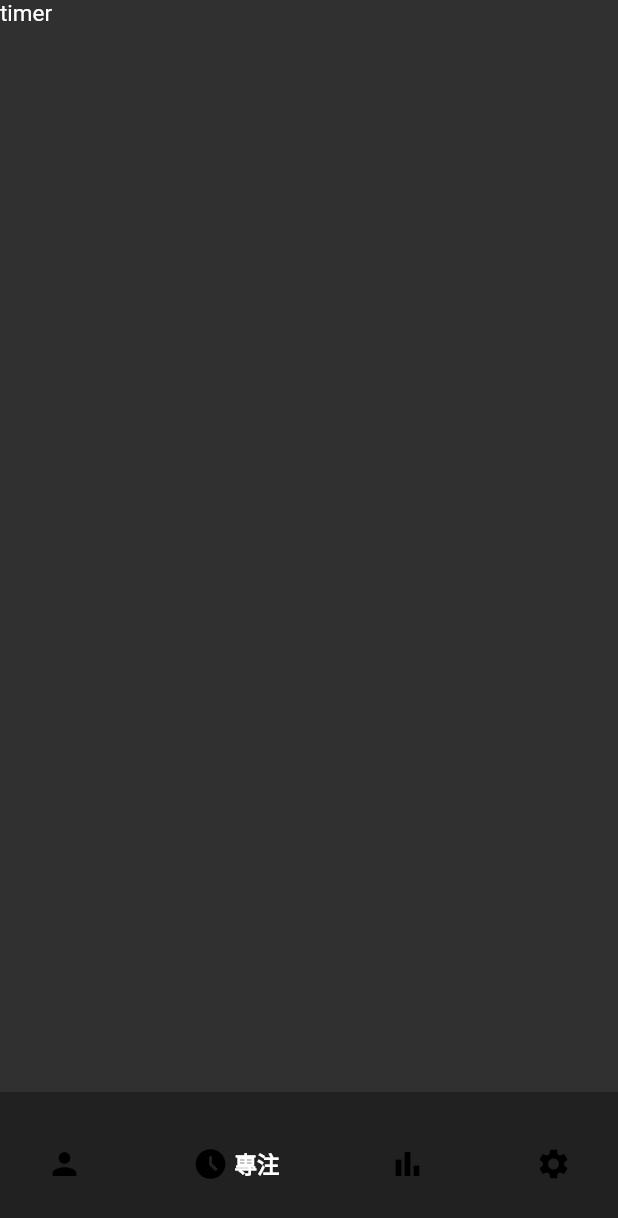
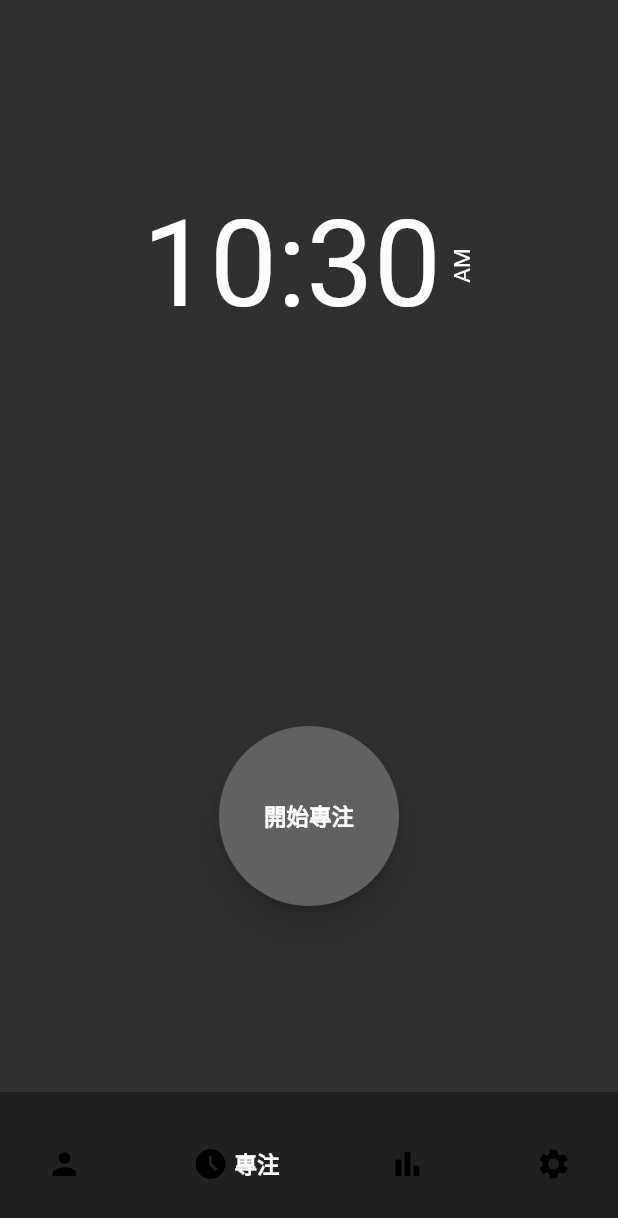
Before and after one commit to Chenyuting0916/Level, a Flutter app: the screen it shows after launch, on a phone screen of 412 x 824 dp. Shown: the top 1218 px of the screen. Run offline on Flutter 3.47's test engine with Material 2 defaults, Android fonts, the phone set to English and light mode, and no system bars; drawn by our look-alikes of avatar_glow, google_nav_bar; our stand-ins replace localization.

Commit message:
add timer page

```diff
--- /dev/null
+++ b/lib/components/animated_button.dart
@@ -0,0 +1,42 @@
+import 'package:avatar_glow/avatar_glow.dart';
+import 'package:flutter/material.dart';
+import 'package:localization/localization.dart';
+
+class AnimatedButton extends StatefulWidget {
+  const AnimatedButton({super.key});
+
+  @override
+  State<AnimatedButton> createState() => _AnimatedButtonState();
+}
+
+class _AnimatedButtonState extends State<AnimatedButton> {
+  @override
+  Widget build(BuildContext context) {
+    return Center(
+        child: Column(
+      children: [
+        const SizedBox(
+          height: 200,
+        ),
+        AvatarGlow(
+          glowColor: Theme.of(context).colorScheme.tertiary,
+          endRadius: 120.0,
+          child: Material(
+            elevation: 8.0,
+            shape: const CircleBorder(),
+            child: CircleAvatar(
+              backgroundColor: Theme.of(context).colorScheme.secondary,
+              radius: 60.0,
+              child: Text(
+                "StartFocus".i18n(),
+                style: TextStyle(color: Theme.of(context).colorScheme.tertiary,
+                fontWeight: FontWeight.bold,
+                fontSize: 15),
+              ),
+            ),
+          ),
+        ),
+      ],
+    ));
+  }
+}
--- /dev/null
+++ b/lib/components/count_time.dart
@@ -0,0 +1,10 @@
+import 'package:flutter/material.dart';
+
+class CountTime extends StatelessWidget {
+  const CountTime({super.key});
+
+  @override
+  Widget build(BuildContext context) {
+    return const Placeholder();
+  }
+}
--- /dev/null
+++ b/lib/components/current_time.dart
@@ -0,0 +1,44 @@
+import 'dart:async';
+
+import 'package:flutter/material.dart';
+
+class CurrentTime extends StatefulWidget {
+  const CurrentTime({super.key});
+
+  @override
+  State<CurrentTime> createState() => _CurrentTimeState();
+}
+
+class _CurrentTimeState extends State<CurrentTime> {
+  TimeOfDay _timeOfDay = TimeOfDay.now();
+  @override
+  void initState() {
+    super.initState();
+    Timer.periodic(const Duration(seconds: 1), (timer) {
+      if (_timeOfDay.minute != TimeOfDay.now().minute) {
+        if (!mounted) return;
+        setState(() {
+          _timeOfDay = TimeOfDay.now();
+        });
+      }
+    });
+  }
+
+  @override
+  Widget build(BuildContext context) {
+    String period = _timeOfDay.period == DayPeriod.am ? "AM" : "PM";
+    return Row(
+      mainAxisAlignment: MainAxisAlignment.center,
+      children: [
+        Text("${_timeOfDay.hour}:${getMinutes()}",
+            style: const TextStyle(fontSize: 80)),
+        const SizedBox(width: 5),
+        RotatedBox(quarterTurns: 3, child: Text(period)),
+      ],
+    );
+  }
+
+  String getMinutes() => _timeOfDay.minute >= 10
+      ? "${_timeOfDay.minute}"
+      : "0${_timeOfDay.minute}";
+}
--- a/lib/i18n/en_US.json
+++ b/lib/i18n/en_US.json
@@ -3,7 +3,8 @@
     "Focus": "Focus",
     "Rank": "Rank",
     "Settings": "Settings",
-    "LightTheme":"Light Theme",
-    "ChangeLightThemeDescription":"Change to Light Theme",
-    "ChangeLanguage":"Change Language"
+    "LightTheme": "Light Theme",
+    "ChangeLightThemeDescription": "Change to Light Theme",
+    "ChangeLanguage": "Change Language",
+    "StartFocus": "Start Focus"
 }
--- a/lib/i18n/ja_JA.json
+++ b/lib/i18n/ja_JA.json
@@ -3,7 +3,8 @@
     "Focus": "集中",
     "Rank": "ランク",
     "Settings": "設定",
-    "LightTheme":"ライトテーマ",
-    "ChangeLightThemeDescription":"ライトテーマに変換する",
-    "ChangeLanguage":"他の言語に変更する"
+    "LightTheme": "ライトテーマ",
+    "ChangeLightThemeDescription": "ライトテーマに変換する",
+    "ChangeLanguage": "他の言語に変更する",
+    "StartFocus": "集中する"
 }
--- a/lib/i18n/zh_TW.json
+++ b/lib/i18n/zh_TW.json
@@ -3,7 +3,8 @@
     "Focus": "專注",
     "Rank": "排行榜",
     "Settings": "設定",
-    "LightTheme":"明亮主題",
-    "ChangeLightThemeDescription":"切換成明亮主題",
-    "ChangeLanguage":"更換語言"
+    "LightTheme": "明亮主題",
+    "ChangeLightThemeDescription": "切換成明亮主題",
+    "ChangeLanguage": "更換語言",
+    "StartFocus": "開始專注"
 }
--- a/lib/pages/home_page.dart
+++ b/lib/pages/home_page.dart
@@ -29,20 +29,14 @@ class _HomePageState extends State<HomePage> {
     });
   }
 
-  @override
-  Widget build(BuildContext context) {
-    return Scaffold(
-      bottomNavigationBar: Container(
-        color: Theme.of(context).colorScheme.background,
-        child: Padding(
-          padding: const EdgeInsets.symmetric(horizontal: 15.0, vertical: 20),
-          child: GNav(
+  GNav buildNav() {
+    return GNav(
         selectedIndex: _selectedIndex,
         onTabChange: _navigateBottomBar,
         backgroundColor: Theme.of(context).colorScheme.background,
         gap: 4,
         padding: const EdgeInsets.all(16),
-              tabs:  [
+        tabs: [
           GButton(
             icon: Icons.person,
             text: 'Profile'.i18n(),
@@ -59,8 +53,17 @@ class _HomePageState extends State<HomePage> {
             icon: Icons.settings,
             text: 'Settings'.i18n(),
           ),
-              ]),
-        ),
+        ]);
+  }
+
+  @override
+  Widget build(BuildContext context) {
+    return Scaffold(
+      bottomNavigationBar: Container(
+        color: Theme.of(context).colorScheme.background,
+        child: Padding(
+            padding: const EdgeInsets.symmetric(horizontal: 15.0, vertical: 20),
+            child: buildNav()),
       ),
       body: _pages[_selectedIndex],
     );
--- a/lib/pages/settings_page.dart
+++ b/lib/pages/settings_page.dart
@@ -25,7 +25,7 @@ class _SettingsPageState extends State<SettingsPage> {
             Row(
               children: [
                 const Icon(Icons.settings),
-                const SizedBox(width: 10),
+                const SizedBox(width: 8),
                 Text(
                   "Settings".i18n(),
                   style: const TextStyle(
@@ -51,11 +51,24 @@ class _SettingsPageState extends State<SettingsPage> {
                 'ChangeLightThemeDescription'.i18n(),
               ),
 
-              // tileColor: FlutterFlowTheme.of(context).secondaryBackground,
               activeColor: Theme.of(context).colorScheme.secondary,
               activeTrackColor: Theme.of(context).colorScheme.primary,
             ),
-            DropdownButtonFormField<Locale>(
+            buildLanguageDropdown(),
+          ],
+        ),
+      ),
+      floatingActionButton: FloatingActionButton(
+        onPressed: () {
+          Provider.of<ThemeProvider>(context, listen: false).toggleTheme();
+        },
+        child: const Icon(Icons.add),
+      ),
+    );
+  }
+
+  DropdownButtonFormField<Locale> buildLanguageDropdown() {
+    return DropdownButtonFormField<Locale>(
       decoration: const InputDecoration(
         prefixIcon: Icon(Icons.language),
       ),
@@ -63,7 +76,6 @@ class _SettingsPageState extends State<SettingsPage> {
       items: Language.all.map(
         (locale) {
           final name = Language.getLocaleName(locale.languageCode);
-
           return DropdownMenuItem(
             value: locale,
             onTap: () {
@@ -80,20 +92,9 @@ class _SettingsPageState extends State<SettingsPage> {
       ).toList(),
       onChanged: (Locale? local) {
         if (local != null) {
-                  Provider.of<LocaleProvider>(context, listen: false)
-                      .setLocale(local);
+          Provider.of<LocaleProvider>(context, listen: false).setLocale(local);
         }
       },
-            ),
-          ],
-        ),
-      ),
-      floatingActionButton: FloatingActionButton(
-        onPressed: () {
-          Provider.of<ThemeProvider>(context, listen: false).toggleTheme();
-        },
-        child: const Icon(Icons.add),
-      ),
     );
   }
 }
--- a/lib/pages/timer_page.dart
+++ b/lib/pages/timer_page.dart
@@ -1,4 +1,6 @@
 import 'package:flutter/material.dart';
+import 'package:level/components/animated_button.dart';
+import 'package:level/components/current_time.dart';
 
 class TimerPage extends StatelessWidget {
   const TimerPage({super.key});
@@ -6,7 +8,14 @@ class TimerPage extends StatelessWidget {
   @override
   Widget build(BuildContext context) {
     return const Scaffold(
-      body: Text('timer'),
+      body: Padding(
+        padding: EdgeInsets.all(80.0),
+        child: Column(children: [
+          SizedBox(height: 50,),
+          CurrentTime(),
+          AnimatedButton(),
+        ]),
+      ),
     );
   }
 }
--- a/lib/theme/theme.dart
+++ b/lib/theme/theme.dart
@@ -6,6 +6,7 @@ ThemeData lightMode = ThemeData(
     background: Colors.grey.shade400,
     primary: Colors.grey.shade300,
     secondary: Colors.grey.shade200,
+    tertiary:Colors.black
   )
 );
 
@@ -15,5 +16,6 @@ ThemeData darkMode = ThemeData(
     background: Colors.grey.shade900,
     primary: Colors.grey.shade800,
     secondary: Colors.grey.shade700,
+    tertiary:Colors.white
   )
 );
--- a/pubspec.yaml
+++ b/pubspec.yaml
@@ -39,6 +39,7 @@ dependencies:
   flutter_localizations:
     sdk: flutter
   localization: ^2.1.0
+  avatar_glow: ^2.0.2
 
 dev_dependencies:
   flutter_test:
```
Also changed, not shown: pubspec.lock. Lines whose indentation alone changed are shown as unchanged.
